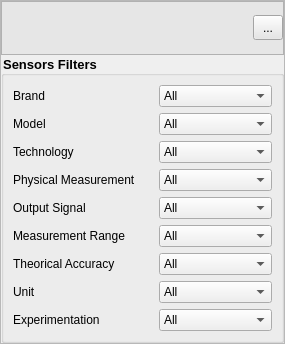
stslu/rex, file src/RSFiltersManager.ui: the form before one commit.
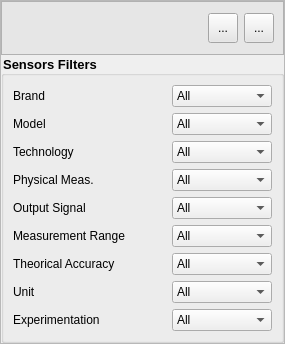
The form after the commit.

```diff
--- a/src/RSFiltersManager.ui
+++ b/src/RSFiltersManager.ui
@@ -59,85 +59,6 @@
       <property name="spacing">
        <number>0</number>
       </property>
-      <item row="0" column="0">
-       <widget class="QFrame" name="m_titleL">
-        <property name="maximumSize">
-         <size>
-          <width>16777215</width>
-          <height>60</height>
-         </size>
-        </property>
-        <property name="styleSheet">
-         <string notr="true">background-color: rgb(230, 230, 230);</string>
-        </property>
-        <property name="frameShape">
-         <enum>QFrame::StyledPanel</enum>
-        </property>
-        <property name="frameShadow">
-         <enum>QFrame::Raised</enum>
-        </property>
-        <layout class="QGridLayout" name="gridLayout">
-         <property name="leftMargin">
-          <number>0</number>
-         </property>
-         <property name="topMargin">
-          <number>0</number>
-         </property>
-         <property name="rightMargin">
-          <number>0</number>
-         </property>
-         <property name="bottomMargin">
-          <number>0</number>
-         </property>
-         <property name="spacing">
-          <number>0</number>
-         </property>
-         <item row="0" column="0">
-          <widget class="QLabel" name="m_title">
-           <property name="minimumSize">
-            <size>
-             <width>0</width>
-             <height>20</height>
-            </size>
-           </property>
-           <property name="maximumSize">
-            <size>
-             <width>16777215</width>
-             <height>25</height>
-            </size>
-           </property>
-           <property name="font">
-            <font>
-             <pointsize>9</pointsize>
-             <weight>75</weight>
-             <italic>true</italic>
-             <bold>true</bold>
-            </font>
-           </property>
-           <property name="text">
-            <string/>
-           </property>
-           <property name="alignment">
-            <set>Qt::AlignCenter</set>
-           </property>
-          </widget>
-         </item>
-         <item row="0" column="1">
-          <widget class="QToolButton" name="m_resetButton">
-           <property name="maximumSize">
-            <size>
-             <width>30</width>
-             <height>25</height>
-            </size>
-           </property>
-           <property name="text">
-            <string>...</string>
-           </property>
-          </widget>
-         </item>
-        </layout>
-       </widget>
-      </item>
       <item row="1" column="0">
        <widget class="QGroupBox" name="m_body">
         <property name="maximumSize">
@@ -164,9 +85,11 @@
         <property name="flat">
          <bool>true</bool>
         </property>
-        <layout class="QGridLayout" name="gridLayout_3">
+        <layout class="QGridLayout" name="gridLayout">
          <item row="0" column="0">
-          <widget class="QLabel" name="label_6">
+          <layout class="QHBoxLayout" name="horizontalLayout_2">
+           <item>
+            <widget class="QLabel" name="brandLabel">
            <property name="minimumSize">
             <size>
              <width>140</width>
@@ -184,6 +107,21 @@
            </property>
           </widget>
          </item>
+           <item>
+            <widget class="QLabel" name="nbBrand">
+             <property name="maximumSize">
+              <size>
+               <width>40</width>
+               <height>16777215</height>
+              </size>
+             </property>
+             <property name="text">
+              <string/>
+             </property>
+            </widget>
+           </item>
+          </layout>
+         </item>
          <item row="0" column="1">
           <widget class="QComboBox" name="m_brandEdit">
            <item>
@@ -194,7 +132,9 @@
           </widget>
          </item>
          <item row="1" column="0">
-          <widget class="QLabel" name="label_10">
+          <layout class="QHBoxLayout" name="horizontalLayout_3">
+           <item>
+            <widget class="QLabel" name="modelLabel">
            <property name="minimumSize">
             <size>
              <width>140</width>
@@ -212,6 +152,21 @@
            </property>
           </widget>
          </item>
+           <item>
+            <widget class="QLabel" name="nbModel">
+             <property name="maximumSize">
+              <size>
+               <width>40</width>
+               <height>16777215</height>
+              </size>
+             </property>
+             <property name="text">
+              <string/>
+             </property>
+            </widget>
+           </item>
+          </layout>
+         </item>
          <item row="1" column="1">
           <widget class="QComboBox" name="m_modelEdit">
            <item>
@@ -222,7 +177,9 @@
           </widget>
          </item>
          <item row="2" column="0">
-          <widget class="QLabel" name="label_11">
+          <layout class="QHBoxLayout" name="horizontalLayout_4">
+           <item>
+            <widget class="QLabel" name="technoLabel">
            <property name="minimumSize">
             <size>
              <width>140</width>
@@ -240,6 +197,21 @@
            </property>
           </widget>
          </item>
+           <item>
+            <widget class="QLabel" name="nbTechno">
+             <property name="maximumSize">
+              <size>
+               <width>40</width>
+               <height>16777215</height>
+              </size>
+             </property>
+             <property name="text">
+              <string/>
+             </property>
+            </widget>
+           </item>
+          </layout>
+         </item>
          <item row="2" column="1">
           <widget class="QComboBox" name="m_technologyEdit">
            <item>
@@ -250,7 +222,9 @@
           </widget>
          </item>
          <item row="3" column="0">
-          <widget class="QLabel" name="label_12">
+          <layout class="QHBoxLayout" name="horizontalLayout_5">
+           <item>
+            <widget class="QLabel" name="physicalMeasLabel">
            <property name="minimumSize">
             <size>
              <width>140</width>
@@ -259,14 +233,29 @@
            </property>
            <property name="maximumSize">
             <size>
-             <width>110</width>
+               <width>140</width>
              <height>16777215</height>
             </size>
            </property>
            <property name="text">
-            <string>Physical Measurement</string>
-           </property>
-          </widget>
+              <string>Physical Meas.</string>
+             </property>
+            </widget>
+           </item>
+           <item>
+            <widget class="QLabel" name="nbPhysicalMeas">
+             <property name="maximumSize">
+              <size>
+               <width>40</width>
+               <height>16777215</height>
+              </size>
+             </property>
+             <property name="text">
+              <string/>
+             </property>
+            </widget>
+           </item>
+          </layout>
          </item>
          <item row="3" column="1">
           <widget class="QComboBox" name="m_physicalMeasurementEdit">
@@ -278,7 +267,9 @@
           </widget>
          </item>
          <item row="4" column="0">
-          <widget class="QLabel" name="label_7">
+          <layout class="QHBoxLayout" name="horizontalLayout_6">
+           <item>
+            <widget class="QLabel" name="outputSignalLabel">
            <property name="minimumSize">
             <size>
              <width>140</width>
@@ -296,6 +287,21 @@
            </property>
           </widget>
          </item>
+           <item>
+            <widget class="QLabel" name="nbOutputSignal">
+             <property name="maximumSize">
+              <size>
+               <width>40</width>
+               <height>16777215</height>
+              </size>
+             </property>
+             <property name="text">
+              <string/>
+             </property>
+            </widget>
+           </item>
+          </layout>
+         </item>
          <item row="4" column="1">
           <widget class="QComboBox" name="m_outputSignalEdit">
            <item>
@@ -306,6 +312,8 @@
           </widget>
          </item>
          <item row="5" column="0">
+          <layout class="QHBoxLayout" name="horizontalLayout_7">
+           <item>
           <widget class="QLabel" name="label_8">
            <property name="minimumSize">
             <size>
@@ -324,6 +332,21 @@
            </property>
           </widget>
          </item>
+           <item>
+            <widget class="QLabel" name="nbMeasRange">
+             <property name="maximumSize">
+              <size>
+               <width>40</width>
+               <height>16777215</height>
+              </size>
+             </property>
+             <property name="text">
+              <string/>
+             </property>
+            </widget>
+           </item>
+          </layout>
+         </item>
          <item row="5" column="1">
           <widget class="QComboBox" name="m_measurementRangeEdit">
            <item>
@@ -334,6 +357,8 @@
           </widget>
          </item>
          <item row="6" column="0">
+          <layout class="QHBoxLayout" name="horizontalLayout_8">
+           <item>
           <widget class="QLabel" name="label_13">
            <property name="minimumSize">
             <size>
@@ -352,6 +377,21 @@
            </property>
           </widget>
          </item>
+           <item>
+            <widget class="QLabel" name="nbTheoricalAccuracy">
+             <property name="maximumSize">
+              <size>
+               <width>40</width>
+               <height>16777215</height>
+              </size>
+             </property>
+             <property name="text">
+              <string/>
+             </property>
+            </widget>
+           </item>
+          </layout>
+         </item>
          <item row="6" column="1">
           <widget class="QComboBox" name="m_theoricalAccuracyEdit">
            <item>
@@ -362,6 +402,8 @@
           </widget>
          </item>
          <item row="7" column="0">
+          <layout class="QHBoxLayout" name="horizontalLayout_9">
+           <item>
           <widget class="QLabel" name="label_15">
            <property name="minimumSize">
             <size>
@@ -380,6 +422,21 @@
            </property>
           </widget>
          </item>
+           <item>
+            <widget class="QLabel" name="nbUnit">
+             <property name="maximumSize">
+              <size>
+               <width>40</width>
+               <height>16777215</height>
+              </size>
+             </property>
+             <property name="text">
+              <string/>
+             </property>
+            </widget>
+           </item>
+          </layout>
+         </item>
          <item row="7" column="1">
           <widget class="QComboBox" name="m_unitEdit">
            <item>
@@ -390,6 +447,8 @@
           </widget>
          </item>
          <item row="8" column="0">
+          <layout class="QHBoxLayout" name="horizontalLayout_10">
+           <item>
           <widget class="QLabel" name="label_16">
            <property name="minimumSize">
             <size>
@@ -408,6 +467,21 @@
            </property>
           </widget>
          </item>
+           <item>
+            <widget class="QLabel" name="nbExperimentations">
+             <property name="maximumSize">
+              <size>
+               <width>50</width>
+               <height>16777215</height>
+              </size>
+             </property>
+             <property name="text">
+              <string/>
+             </property>
+            </widget>
+           </item>
+          </layout>
+         </item>
          <item row="8" column="1">
           <widget class="QComboBox" name="m_experimentationEdit">
            <item>
@@ -415,6 +489,125 @@
              <string>All</string>
             </property>
            </item>
+          </widget>
+         </item>
+        </layout>
+        <zorder>m_brandEdit</zorder>
+        <zorder>modelLabel</zorder>
+        <zorder>m_modelEdit</zorder>
+        <zorder>technoLabel</zorder>
+        <zorder>m_technologyEdit</zorder>
+        <zorder>physicalMeasLabel</zorder>
+        <zorder>m_physicalMeasurementEdit</zorder>
+        <zorder>outputSignalLabel</zorder>
+        <zorder>m_outputSignalEdit</zorder>
+        <zorder>label_8</zorder>
+        <zorder>m_measurementRangeEdit</zorder>
+        <zorder>label_13</zorder>
+        <zorder>m_theoricalAccuracyEdit</zorder>
+        <zorder>label_15</zorder>
+        <zorder>m_unitEdit</zorder>
+        <zorder>label_16</zorder>
+        <zorder>m_experimentationEdit</zorder>
+        <zorder>brandLabel</zorder>
+        <zorder>nbBrand</zorder>
+        <zorder>nbModel</zorder>
+        <zorder>nbTechno</zorder>
+        <zorder>nbPhysicalMeas</zorder>
+        <zorder>nbOutputSignal</zorder>
+        <zorder>nbMeasRange</zorder>
+        <zorder>nbTheoricalAccuracy</zorder>
+        <zorder>nbUnit</zorder>
+        <zorder>nbExperimentations</zorder>
+       </widget>
+      </item>
+      <item row="0" column="0">
+       <widget class="QFrame" name="m_titleL">
+        <property name="maximumSize">
+         <size>
+          <width>16777215</width>
+          <height>60</height>
+         </size>
+        </property>
+        <property name="styleSheet">
+         <string notr="true">background-color: rgb(230, 230, 230);</string>
+        </property>
+        <property name="frameShape">
+         <enum>QFrame::StyledPanel</enum>
+        </property>
+        <property name="frameShadow">
+         <enum>QFrame::Raised</enum>
+        </property>
+        <layout class="QHBoxLayout" name="horizontalLayout">
+         <item>
+          <widget class="QLabel" name="m_title">
+           <property name="minimumSize">
+            <size>
+             <width>0</width>
+             <height>20</height>
+            </size>
+           </property>
+           <property name="maximumSize">
+            <size>
+             <width>16777215</width>
+             <height>25</height>
+            </size>
+           </property>
+           <property name="font">
+            <font>
+             <pointsize>9</pointsize>
+             <weight>75</weight>
+             <italic>true</italic>
+             <bold>true</bold>
+            </font>
+           </property>
+           <property name="text">
+            <string/>
+           </property>
+           <property name="alignment">
+            <set>Qt::AlignCenter</set>
+           </property>
+          </widget>
+         </item>
+         <item>
+          <widget class="QToolButton" name="m_resetButton">
+           <property name="minimumSize">
+            <size>
+             <width>30</width>
+             <height>30</height>
+            </size>
+           </property>
+           <property name="maximumSize">
+            <size>
+             <width>30</width>
+             <height>30</height>
+            </size>
+           </property>
+           <property name="text">
+            <string>...</string>
+           </property>
+          </widget>
+         </item>
+         <item>
+          <widget class="QToolButton" name="setDynamicFilter">
+           <property name="minimumSize">
+            <size>
+             <width>30</width>
+             <height>30</height>
+            </size>
+           </property>
+           <property name="maximumSize">
+            <size>
+             <width>30</width>
+             <height>30</height>
+            </size>
+           </property>
+           <property name="styleSheet">
+            <string notr="true"/>
+           </property>
+           <property name="text">
+            <string>...</string>
+           </property>
           </widget>
          </item>
         </layout>
```
Lines whose indentation alone changed are shown as unchanged.
